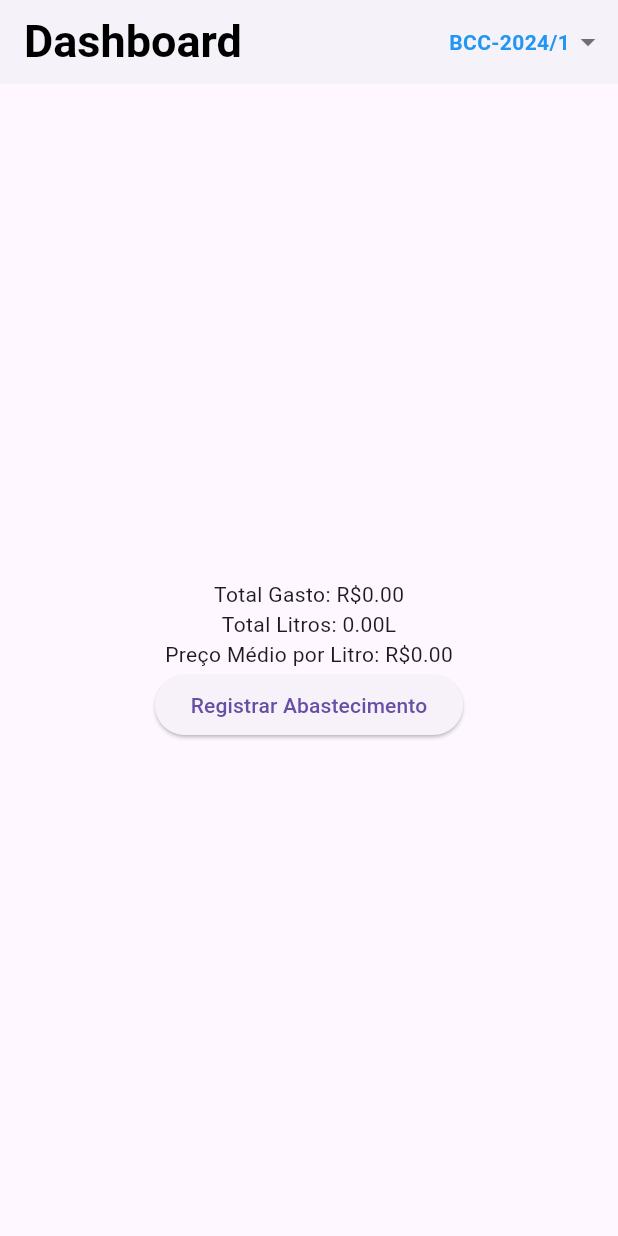
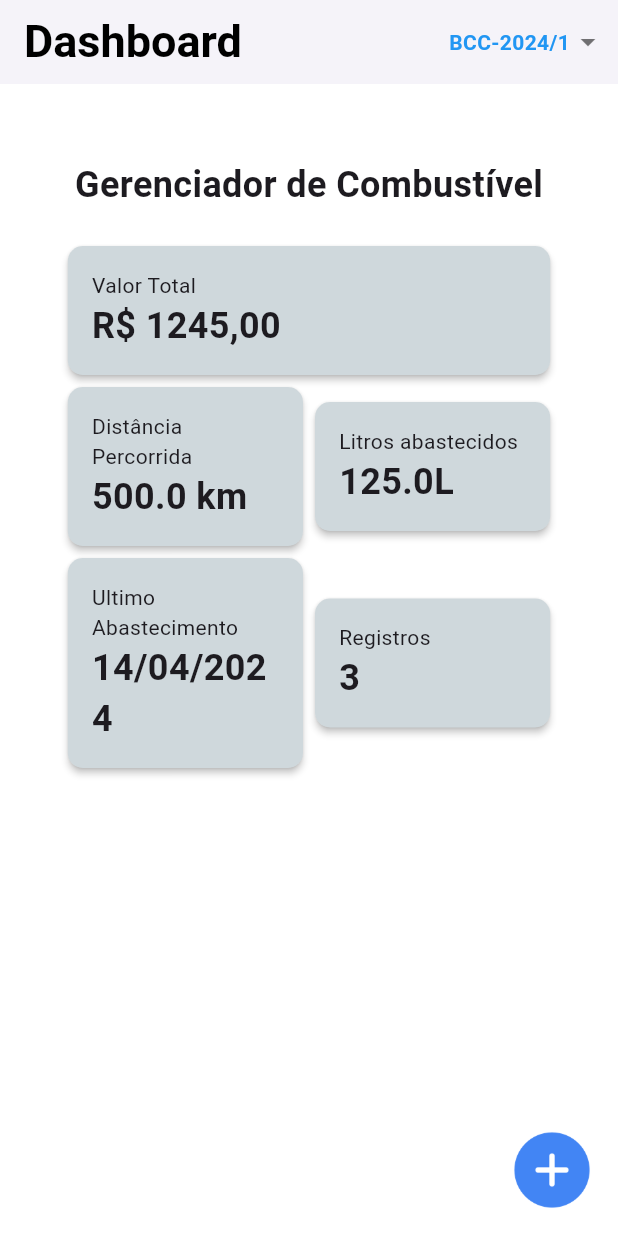
Before and after one commit to Jervdv/projeto_moveis_2024, a Flutter app: the screen it shows after launch, on a phone screen of 412 x 824 dp. Run offline on Flutter 3.47's test engine with Material 3 defaults, Android fonts, the phone set to English and light mode, and no system bars; missing offline and left inert: chart_sparkline.

Commit message:
new layout to home screen

```diff
--- a/lib/screens/dashboard_screen.dart
+++ b/lib/screens/dashboard_screen.dart
@@ -1,6 +1,9 @@
 import 'package:flutter/material.dart';
 import 'package:projeto_moveis_2024/repositories/fuel_entries_repository.dart';
+import 'package:projeto_moveis_2024/widgets/add_button.dart';
+import 'package:projeto_moveis_2024/widgets/dashboard_card.dart';
 import 'package:provider/provider.dart';
+import 'package:chart_sparkline/chart_sparkline.dart';
 import '../models/fuel_entry.dart';
 
 class DashboardScreen extends StatefulWidget {
@@ -17,17 +20,12 @@ class _DashboardScreenState extends State<DashboardScreen> {
   Widget build(BuildContext context) {
     final FuelEntriesRepository fuelEntriesRepository =
         context.watch<FuelEntriesRepository>();
-
     for (var i = 0; i < fuelEntriesRepository.fuelEntries.length; i++) {
       print(fuelEntriesRepository.fuelEntries[i].gasStationName);
     }
-    double totalSpent = entries.fold(
-        0, (sum, entry) => sum + (entry.liters * entry.pricePerLiter));
-    double totalLiters = entries.fold(0, (sum, entry) => sum + entry.liters);
-    double averagePricePerLiter =
-        entries.isEmpty ? 0 : totalSpent / totalLiters;
 
     return Scaffold(
+      backgroundColor: Colors.white,
       appBar: AppBar(
         elevation: 2.0,
         backgroundColor: Colors.white,
@@ -54,22 +52,81 @@ class _DashboardScreenState extends State<DashboardScreen> {
           )
         ],
       ),
-      body: Center(
-        child: Column(
-          mainAxisAlignment: MainAxisAlignment.center,
-          children: <Widget>[
-            Text('Total Gasto: R\$${totalSpent.toStringAsFixed(2)}'),
-            Text('Total Litros: ${totalLiters.toStringAsFixed(2)}L'),
-            Text(
-                'Preço Médio por Litro: R\$${averagePricePerLiter.toStringAsFixed(2)}'),
-            ElevatedButton(
-              onPressed: () {
-                Navigator.pushNamed(context, '/new_entry');
-              },
-              child: const Text('Registrar Abastecimento'),
+      body: Column(
+        mainAxisAlignment: MainAxisAlignment.spaceBetween,
+        children: [
+          Center(
+            child: Padding(
+              padding: const EdgeInsets.only(top: 50),
+              child: SizedBox(
+                width: MediaQuery.of(context).size.width * 0.8,
+                child: const Column(
+                  mainAxisAlignment: MainAxisAlignment.center,
+                  children: <Widget>[
+                    Text(
+                      'Gerenciador de Combustível',
+                      style:
+                          TextStyle(fontSize: 24, fontWeight: FontWeight.bold),
+                    ),
+                    Padding(
+                      padding: EdgeInsets.all(10),
+                    ),
+                    DashboardCard(
+                      title: 'Valor Total',
+                      subtitle: 'R\$ 1245,00',
+                      width: 0.8,
+                    ),
+                    Row(
+                      mainAxisAlignment: MainAxisAlignment.spaceBetween,
+                      children: [
+                        DashboardCard(
+                          title: 'Distância Percorrida',
+                          subtitle: '500.0 km',
+                          width: 0.4,
+                        ),
+                        DashboardCard(
+                          title: 'Litros abastecidos',
+                          subtitle: '125.0L',
+                          width: 0.4,
+                        ),
+                      ],
+                    ),
+                    Row(
+                      mainAxisAlignment: MainAxisAlignment.spaceBetween,
+                      children: [
+                        DashboardCard(
+                          title: 'Ultimo Abastecimento',
+                          subtitle: '14/04/2024',
+                          width: 0.4,
+                        ),
+                        DashboardCard(
+                          title: 'Registros',
+                          subtitle: '3',
+                          width: 0.4,
+                        ),
+                      ],
+                    ),
+                    // ElevatedButton(
+                    //   onPressed: () {
+                    //     Navigator.pushNamed(context, '/new_entry');
+                    //   },
+                    //   child: const Text('Registrar Abastecimento'),
+                    // ),
+                  ],
+                ),
+              ),
             ),
-          ],
-        ),
+          ),
+          const Padding(
+            padding: EdgeInsets.all(16.0),
+            child: Row(
+              mainAxisAlignment: MainAxisAlignment.end,
+              children: [
+                AddButton(imagePath: 'lib/assets/img/add-button.png'),
+              ],
+            ),
+          ),
+        ],
       ),
     );
   }
--- /dev/null
+++ b/lib/widgets/add_button.dart
@@ -0,0 +1,31 @@
+import 'package:flutter/material.dart';
+
+class AddButton extends StatelessWidget {
+  final String imagePath;
+
+  const AddButton({
+    Key? key,
+    required this.imagePath,
+  }) : super(key: key);
+
+  @override
+  Widget build(BuildContext context) {
+    return ClipOval(
+      child: Material(
+        color: Colors.transparent, // Button color
+        child: InkWell(
+          splashColor: Colors.blue.withAlpha(30), // Splash color
+          onTap: () {
+            Navigator.pushNamed(context, '/new_entry');
+          },
+          child: Ink.image(
+            image: AssetImage(imagePath),
+            fit: BoxFit.cover,
+            width: 56.0, // Button size
+            height: 56.0,
+          ),
+        ),
+      ),
+    );
+  }
+}
--- /dev/null
+++ b/lib/widgets/dashboard_card.dart
@@ -0,0 +1,44 @@
+import 'package:flutter/material.dart';
+
+class DashboardCard extends StatelessWidget {
+  final String title;
+  final String subtitle;
+  final double width;
+  // final IconData iconData;
+
+  const DashboardCard({
+    super.key,
+    required this.title,
+    required this.subtitle,
+    required this.width,
+    // required this.iconData
+  });
+
+  @override
+  Widget build(BuildContext context) {
+    return SizedBox(
+      width: MediaQuery.of(context).size.width * width,
+      child: Card(
+        color: Colors.blueGrey.shade100,
+        elevation: 2,
+        shape: RoundedRectangleBorder(borderRadius: BorderRadius.circular(10)),
+        child: Padding(
+          padding: const EdgeInsets.all(16),
+          child: Column(
+            crossAxisAlignment: CrossAxisAlignment.start,
+            mainAxisAlignment: MainAxisAlignment.spaceBetween,
+            children: <Widget>[
+              // Icon(iconData, size: 40),
+              Text(title, style: const TextStyle(fontSize: 14)),
+              Text(
+                subtitle,
+                style:
+                    const TextStyle(fontSize: 24, fontWeight: FontWeight.bold),
+              ),
+            ],
+          ),
+        ),
+      ),
+    );
+  }
+}
--- a/pubspec.yaml
+++ b/pubspec.yaml
@@ -36,6 +36,7 @@ dependencies:
   # Use with the CupertinoIcons class for iOS style icons.
   cupertino_icons: ^1.0.6
   provider: ^6.1.2
+  chart_sparkline: ^1.0.15+1
 
 dev_dependencies:
   flutter_test:
@@ -60,8 +61,8 @@ flutter:
   uses-material-design: true
 
   # To add assets to your application, add an assets section, like this:
-  # assets:
-  #   - images/a_dot_burr.jpeg
+  assets:
+    - lib/assets/img/add-button.png
   #   - images/a_dot_ham.jpeg
 
   # An image asset can refer to one or more resolution-specific "variants", see
```
Also changed, not shown: lib/assets/img/add-button.png (added), pubspec.lock.
